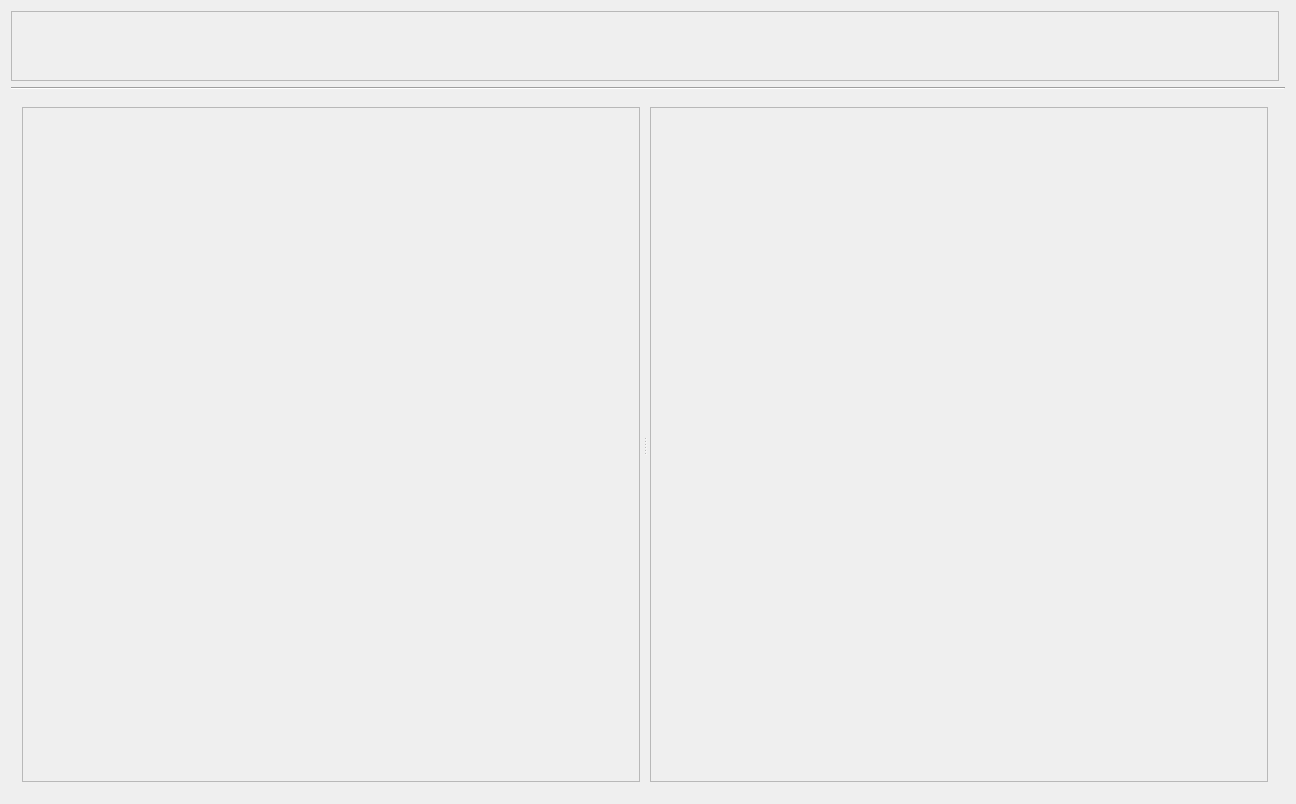
First picture: the form in AF_Program/AF_Program/TabUI.ui, repository AndrewF001/Andrews_Program, before the edit.
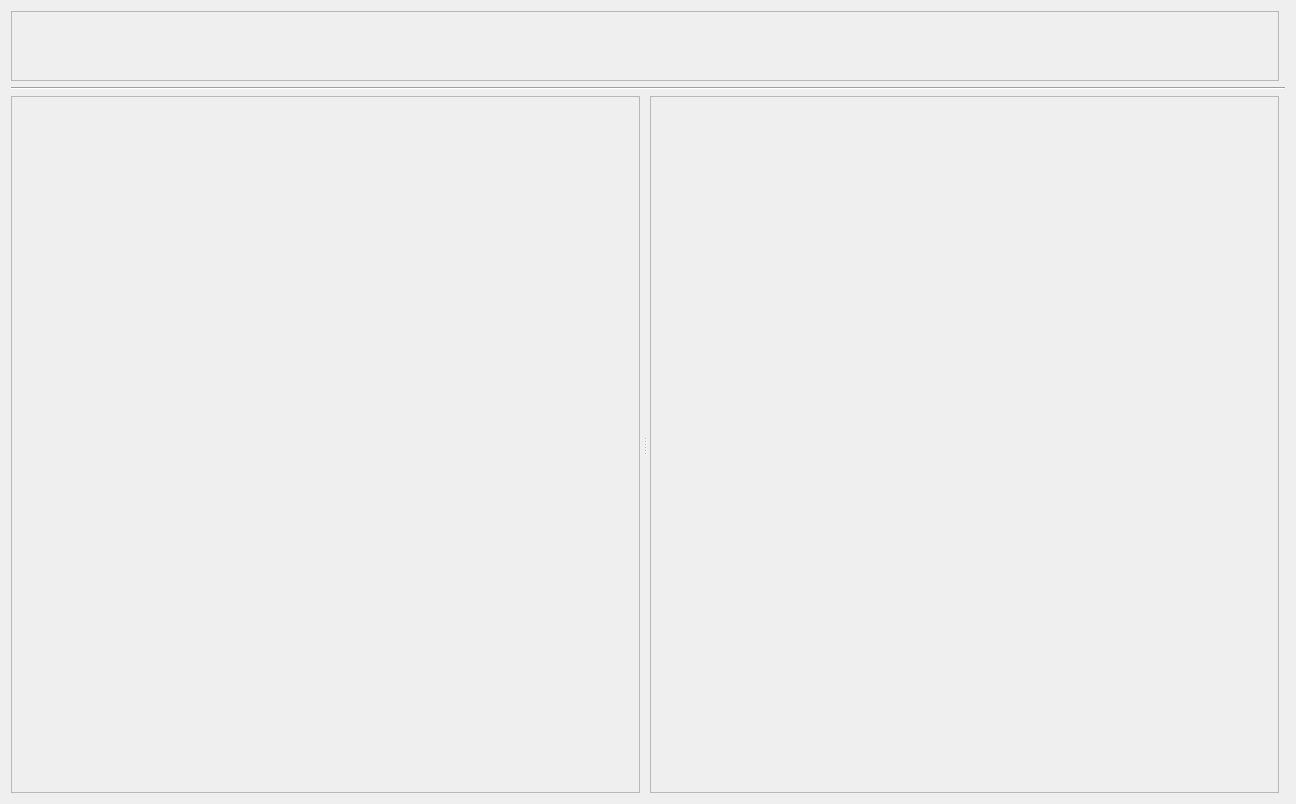
Second picture: the form after the edit.

What changed in the file:
```diff
--- a/AF_Program/AF_Program/TabUI.ui
+++ b/AF_Program/AF_Program/TabUI.ui
@@ -42,6 +42,18 @@
    <item row="2" column="0">
     <widget class="QWidget" name="LowerWidget" native="true">
      <layout class="QHBoxLayout" name="horizontalLayout">
+      <property name="leftMargin">
+       <number>0</number>
+      </property>
+      <property name="topMargin">
+       <number>0</number>
+      </property>
+      <property name="rightMargin">
+       <number>0</number>
+      </property>
+      <property name="bottomMargin">
+       <number>0</number>
+      </property>
       <item>
        <widget class="QSplitter" name="LowerSplitter">
         <property name="sizePolicy">
@@ -68,8 +80,8 @@
            <rect>
             <x>0</x>
             <y>0</y>
-            <width>620</width>
-            <height>680</height>
+            <width>629</width>
+            <height>698</height>
            </rect>
           </property>
          </widget>
@@ -78,6 +90,12 @@
          <property name="enabled">
           <bool>true</bool>
          </property>
+         <property name="sizePolicy">
+          <sizepolicy hsizetype="Preferred" vsizetype="Expanding">
+           <horstretch>0</horstretch>
+           <verstretch>0</verstretch>
+          </sizepolicy>
+         </property>
          <property name="widgetResizable">
           <bool>true</bool>
          </property>
@@ -86,8 +104,8 @@
            <rect>
             <x>0</x>
             <y>0</y>
-            <width>620</width>
-            <height>680</height>
+            <width>629</width>
+            <height>698</height>
            </rect>
           </property>
          </widget>
```
